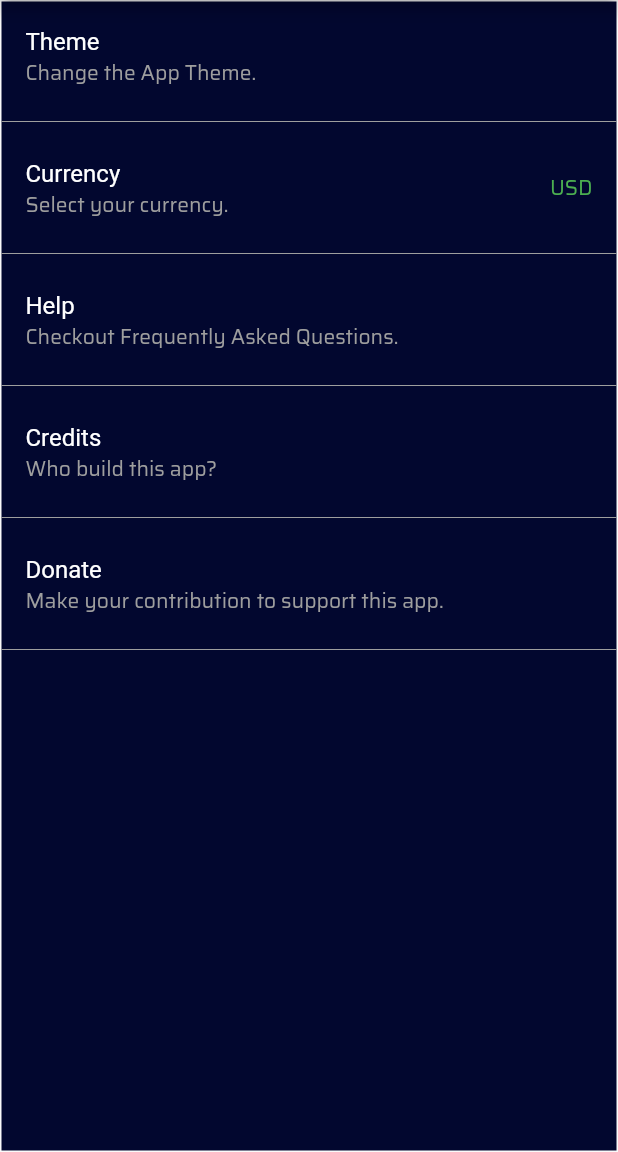
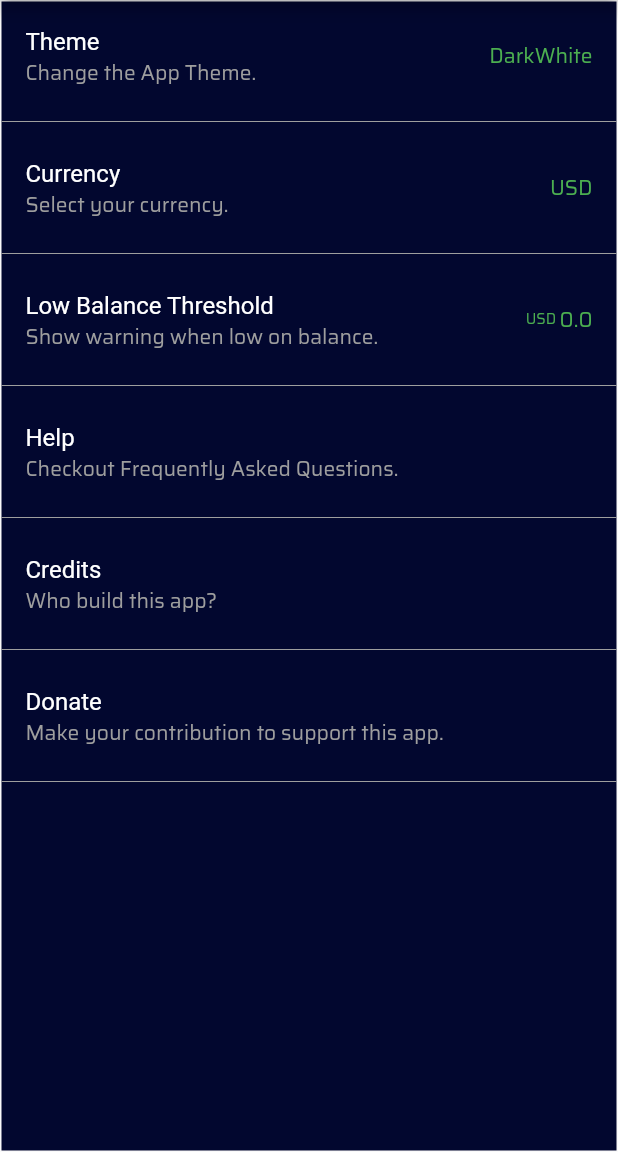
Before and after one commit to imujtaba8488/cmm, a Flutter app: the screen it shows after launch, after a tap on "Settings", on a phone screen of 412 x 824 dp, the part 84-1236 px from its top. Run offline on Flutter 3.47's test engine with Material 2 defaults, Android fonts, the phone set to English and light mode, and no system bars.

Commit message:
Created the SetLowOnBalanceThresholdDialog and made it functional

```diff
--- a/lib/src/components/bottom_nav_bar.dart
+++ b/lib/src/components/bottom_nav_bar.dart
@@ -44,7 +44,7 @@ class BottomNavBar extends StatelessWidget {
             _item(
               context,
               icon: Icon(Icons.change_history),
-              label: 'Charts',
+              label: 'Analysis',
             ),
 
             _item(context, icon: Icon(Icons.search), label: 'Transactions',
--- a/lib/src/pages/home_page.dart
+++ b/lib/src/pages/home_page.dart
@@ -127,7 +127,7 @@ class _HomepageState extends State<Homepage> {
                   _totalIncomeExpense(appProvider),
                 ],
               ),
-              appProvider.account.balance < 500
+              appProvider.account.balance < appProvider.lowBalanceThreshold
                   ? Container(
                       width: MediaQuery.of(context).size.width / 2.6,
                       child: FittedBox(
--- a/lib/src/pages/settings_page.dart
+++ b/lib/src/pages/settings_page.dart
@@ -3,6 +3,7 @@ import 'package:provider/provider.dart';
 
 import '../providers/app_provider.dart';
 import '../country_currency_chooser/currency_chooser_dialog.dart';
+import '../components/set_low_balance_threshold_dialog.dart';
 
 class SettingsPage extends StatefulWidget {
   @override
@@ -37,6 +38,8 @@ class _SettingsPageState extends State<SettingsPage> {
             Divider(color: Colors.grey),
             _curreny(),
             Divider(color: Colors.grey),
+            _lowOnBalanceWarning(),
+            Divider(color: Colors.grey),
             _help(),
             Divider(color: Colors.grey),
             _credits(),
@@ -61,6 +64,12 @@ class _SettingsPageState extends State<SettingsPage> {
         'Change the App Theme.',
         style: TextStyle(
           color: Colors.grey,
+        ),
+      ),
+      trailing: Text(
+        'DarkWhite',
+        style: TextStyle(
+          color: Colors.green,
         ),
       ),
     );
@@ -165,4 +174,49 @@ class _SettingsPageState extends State<SettingsPage> {
       ),
     );
   }
+
+  Widget _lowOnBalanceWarning() {
+    return InkWell(
+      onTap: () => showDialog(
+        context: context,
+        builder: (context) => SetLowBalanceThresholdDialog(),
+      ),
+      child: ListTile(
+        title: Text(
+          'Low Balance Threshold',
+          style: TextStyle(
+            color: Colors.white,
+          ),
+        ),
+        subtitle: Text(
+          'Show warning when low on balance.',
+          style: TextStyle(
+            color: Colors.grey,
+          ),
+        ),
+        trailing: Consumer<AppProvider>(
+          builder: (context, value, child) {
+            return Row(
+              mainAxisSize: MainAxisSize.min,
+              children: <Widget>[
+                Text(
+                  '${appProvider.currency} ',
+                  style: TextStyle(
+                    color: Colors.green,
+                    fontSize: 10,
+                  ),
+                ),
+                Text(
+                  '${appProvider.lowBalanceThreshold}',
+                  style: TextStyle(
+                    color: Colors.green,
+                  ),
+                ),
+              ],
+            );
+          },
+        ),
+      ),
+    );
+  }
 }
--- a/lib/src/providers/app_provider.dart
+++ b/lib/src/providers/app_provider.dart
@@ -6,6 +6,7 @@ import '../models/transaction.dart';
 class AppProvider extends ChangeNotifier {
   final Account account = Account();
   String _currency = 'USD';
+  double _lowBalanceThreshold = 0.0;
 
   static int transactionId = 0;
 
@@ -59,4 +60,11 @@ class AppProvider extends ChangeNotifier {
   }
 
   String get currency => _currency;
+
+  set lowBalanceThreshold(double value) {
+    _lowBalanceThreshold = value;
+    notifyListeners();
+  }
+
+  double get lowBalanceThreshold => _lowBalanceThreshold;
 }
--- a/lib/src/widgets/basic_dialog.dart
+++ b/lib/src/widgets/basic_dialog.dart
@@ -2,8 +2,9 @@ import 'package:flutter/material.dart';
 
 class BasicDialog extends StatelessWidget {
   final Widget child;
+  final double height;
 
-  BasicDialog({this.child});
+  BasicDialog({this.child, this.height});
   @override
   Widget build(BuildContext context) {
     return Dialog(
@@ -12,7 +13,7 @@ class BasicDialog extends StatelessWidget {
         borderRadius: BorderRadius.circular(5.0),
       ),
       child: Container(
-        height: MediaQuery.of(context).size.height / 2.5,
+        height: height ,
         padding: EdgeInsets.all(5.0),
         decoration: BoxDecoration(
           border: Border.all(
```
Also changed, not shown: lib/src/components/set_low_balance_threshold_dialog.dart (added, +39 -0 lines).
